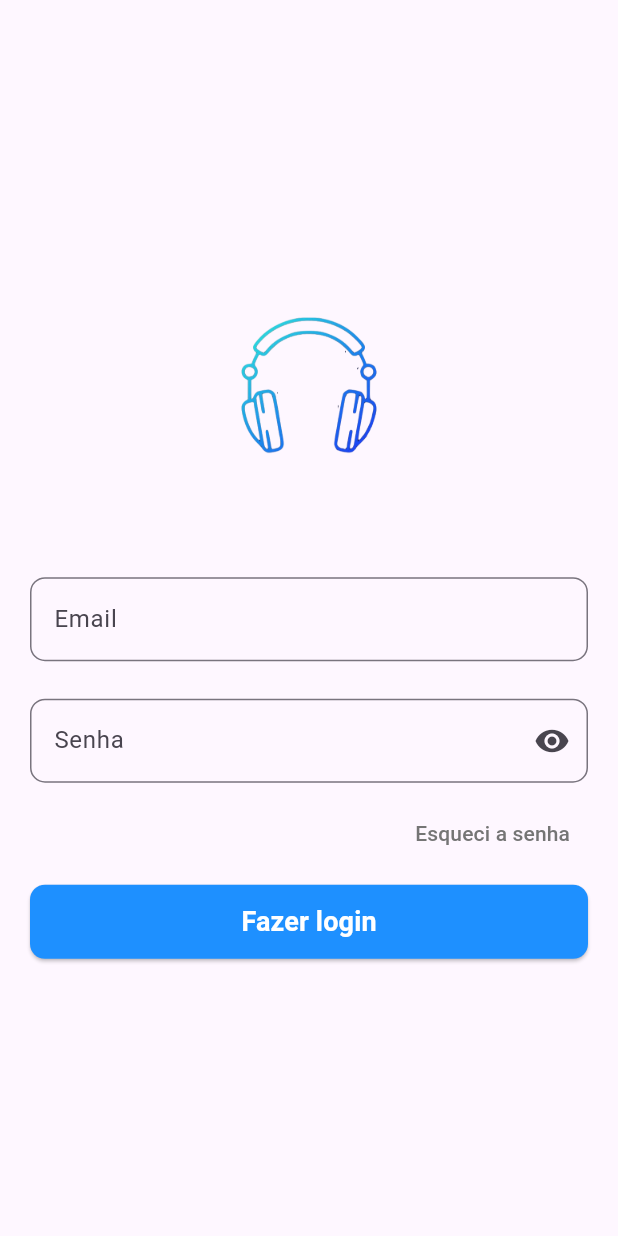
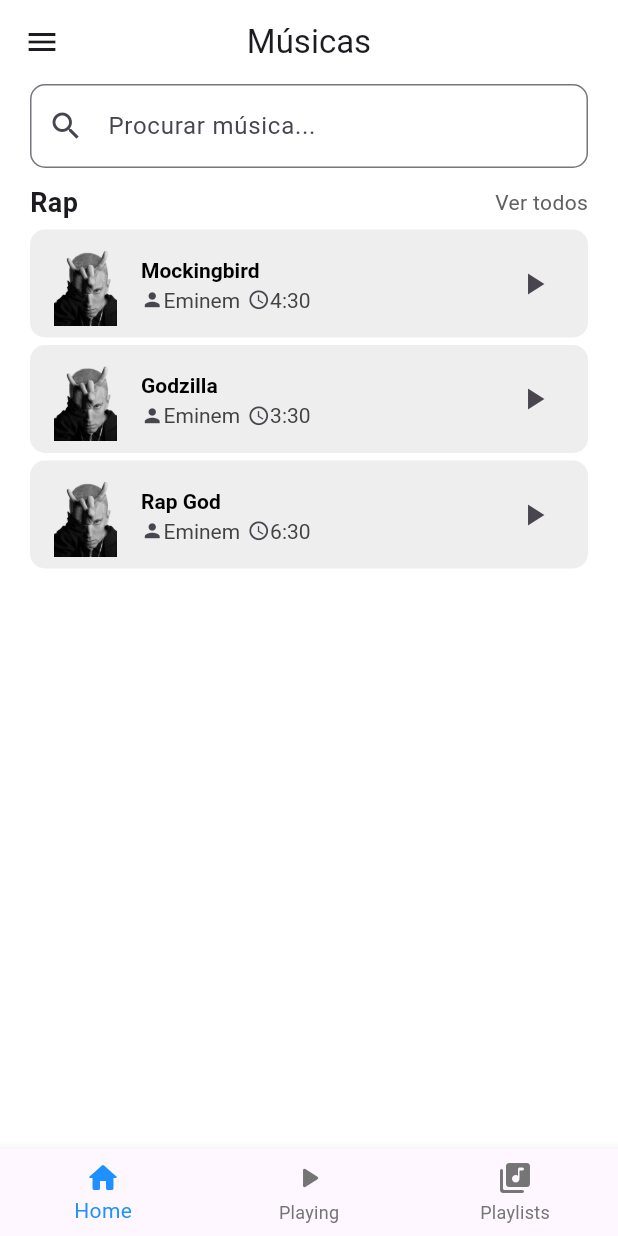
Before and after one commit to gustavoalves20/app_musica, a Flutter app: the screen it shows after launch, on a phone screen of 412 x 824 dp. Run offline on Flutter 3.47's test engine with Material 3 defaults, Android fonts, the light colour scheme and no system bars.

Commit message:
Primeira versão da tela home sem organização do código

```diff
--- a/lib/main.dart
+++ b/lib/main.dart
@@ -1,5 +1,5 @@
 import 'package:flutter/material.dart';
-import 'package:nusic/views/login_view.dart';
+import 'package:nusic/views/home_view.dart';
 
 void main() {
   runApp(const MyApp());
@@ -14,9 +14,11 @@
       title: 'Flutter Demo',
       debugShowCheckedModeBanner: false,
       theme: ThemeData(
+        scaffoldBackgroundColor: Colors.white,
+        appBarTheme: const AppBarTheme(backgroundColor: Colors.white),
         useMaterial3: true,
       ),
-      home: const LoginView(),
+      home: const HomeView(),
     );
   }
 }
--- /dev/null
+++ b/lib/models/musics.dart
@@ -0,0 +1,13 @@
+class Musics {
+  final String imagemMusica;
+  final String nomeMusica;
+  final String nomeCantor;
+  final Duration duracaoMusica;
+
+  Musics({
+    required this.imagemMusica,
+    required this.nomeMusica,
+    required this.nomeCantor,
+    required this.duracaoMusica,
+  });
+}
--- /dev/null
+++ b/lib/views/home_view.dart
@@ -0,0 +1,123 @@
+import 'package:flutter/material.dart';
+import 'package:nusic/models/musics.dart';
+
+class HomeView extends StatefulWidget {
+  const HomeView({super.key});
+
+  @override
+  State<HomeView> createState() => _HomeViewState();
+}
+
+class _HomeViewState extends State<HomeView> {
+  List<Musics> infoMusicas = [
+    Musics(imagemMusica: 'assets/eminem.png', nomeMusica: 'Mockingbird',nomeCantor: 'Eminem',duracaoMusica: const Duration(minutes: 4, seconds: 10)),
+    Musics(imagemMusica: 'assets/eminem.png', nomeMusica: 'Godzilla', nomeCantor: 'Eminem', duracaoMusica: const Duration(minutes: 3, seconds: 30)),
+    Musics(imagemMusica: 'assets/eminem.png', nomeMusica: 'Rap God', nomeCantor: 'Eminem', duracaoMusica: const Duration(minutes: 6, seconds: 30)),
+  ];
+  int _selectedIndex = 0;
+
+  void _onItemTapped(int index) {
+    setState(() {
+      _selectedIndex = index;
+    });
+  }
+
+  @override
+  Widget build(BuildContext context) {
+    return Scaffold(
+      appBar: AppBar(
+        centerTitle: true,
+        title: const Text('Músicas'),
+      ),
+      drawer: const Drawer(),
+      body: Column(
+        children: [
+          Padding(
+            padding: const EdgeInsets.only(left: 20, right: 20),
+            child: TextField(
+              cursorColor: const Color(0xFF757575),
+              obscureText: true,
+              decoration: InputDecoration(
+                hintText: 'Procurar música...',
+                prefixIcon: const Icon(Icons.search),
+                border: OutlineInputBorder(
+                  borderRadius: BorderRadius.circular(10),
+                  borderSide: const BorderSide(
+                    color: Colors.transparent,
+                  ),
+                ),
+                focusedBorder: OutlineInputBorder(
+                  borderRadius: BorderRadius.circular(10),
+                  borderSide: const BorderSide(
+                    color: Color(0xFF1E90FF),
+                  ),
+                ),
+              ),
+            ),
+          ),
+          Padding(
+            padding: const EdgeInsets.only(left: 20, right: 20, top: 10),
+            child: Row(
+              mainAxisAlignment: MainAxisAlignment.spaceBetween,
+              children: [
+                const Text('Rap', style: TextStyle(fontWeight: FontWeight.bold, fontSize: 18),),
+                Text('Ver todos', style: TextStyle(color: Colors.grey[700]),)
+              ],
+            ),
+          ),
+          Expanded(
+            child: ListView.builder(
+              itemCount: infoMusicas.length,
+              itemBuilder: (context, index) {
+                final musicas = infoMusicas[index];
+                return Padding(
+                  padding: const EdgeInsets.only(left: 20, right: 20, top: 5),
+                  child: ListTile(
+                    shape: RoundedRectangleBorder(borderRadius: BorderRadius.circular(10)),
+                    leading: Image.asset(musicas.imagemMusica),
+                    titleTextStyle: const TextStyle(fontWeight: FontWeight.bold, color: Colors.black),
+                    title: Text(musicas.nomeMusica),
+                    tileColor: Colors.grey.shade200,
+                    subtitleTextStyle: TextStyle(color: Colors.grey[800]),
+                    subtitle: Row(
+                      crossAxisAlignment: CrossAxisAlignment.center,
+                      children: [
+                        const Icon(Icons.person, size: 15),
+                        Text(musicas.nomeCantor),
+                        const Padding(padding: EdgeInsets.only(left: 5)),
+                        const Icon(Icons.access_time, size: 15),
+                        Text('${musicas.duracaoMusica.inMinutes}:30', style: TextStyle(color: Colors.grey[800]),),
+                      ],
+                    ),
+                    trailing: const Icon(Icons.play_arrow),
+                  ),
+                );
+              },
+            ),
+          ),
+        ],
+      ),
+      bottomNavigationBar: BottomNavigationBar(
+        items: const <BottomNavigationBarItem>[
+          BottomNavigationBarItem(
+            icon: Icon(Icons.home_rounded),
+            label: 'Home',
+          ),
+          BottomNavigationBarItem(
+            icon: Icon(Icons.play_arrow_rounded),
+            label: 'Playing',
+          ),
+          BottomNavigationBarItem(
+            icon: Icon(Icons.library_music_rounded),
+            label: 'Playlists',
+          ),
+        ],
+        currentIndex: _selectedIndex,
+        selectedItemColor: const Color(0xFF1E90FF),
+        unselectedItemColor: Colors.grey.shade600,
+        onTap: _onItemTapped,
+        type: BottomNavigationBarType.fixed,
+      ),
+    );
+  }
+}
--- a/lib/views/login_view.dart
+++ b/lib/views/login_view.dart
@@ -10,7 +10,7 @@
 class _LoginViewState extends State<LoginView> {
   @override
   Widget build(BuildContext context) {
-    TextEditingController _loginController = TextEditingController();
+    TextEditingController _emailController = TextEditingController();
     var altura = MediaQuery.of(context).size.height;
     var largura = MediaQuery.of(context).size.width;
 
@@ -24,6 +24,7 @@
               padding: const EdgeInsets.only(top: 50, bottom: 25, left: 20, right: 20),
               child: TextField(
                 cursorColor: const Color(0xFF1E90FF),
+                controller: _emailController,
                 decoration: InputDecoration(
                   hintText: 'Email',
                   border: OutlineInputBorder(
@@ -44,7 +45,6 @@
             Padding(
               padding: const EdgeInsets.only(left: 20, right: 20, bottom: 10),
               child: TextField(
-                controller: _loginController,
                 cursorColor: const Color(0xFF1E90FF),
                 obscureText: true,
                 decoration: InputDecoration(
--- a/pubspec.yaml
+++ b/pubspec.yaml
@@ -56,7 +56,7 @@
 
   # To add assets to your application, add an assets section, like this:
   assets:
-    - assets/logo.png
+    - assets/
   #   - images/a_dot_ham.jpeg
 
   # An image asset can refer to one or more resolution-specific "variants", see
```
Also changed, not shown: assets/bon-jovi.jpg (added), assets/eminem.png (added), 1 other file.
